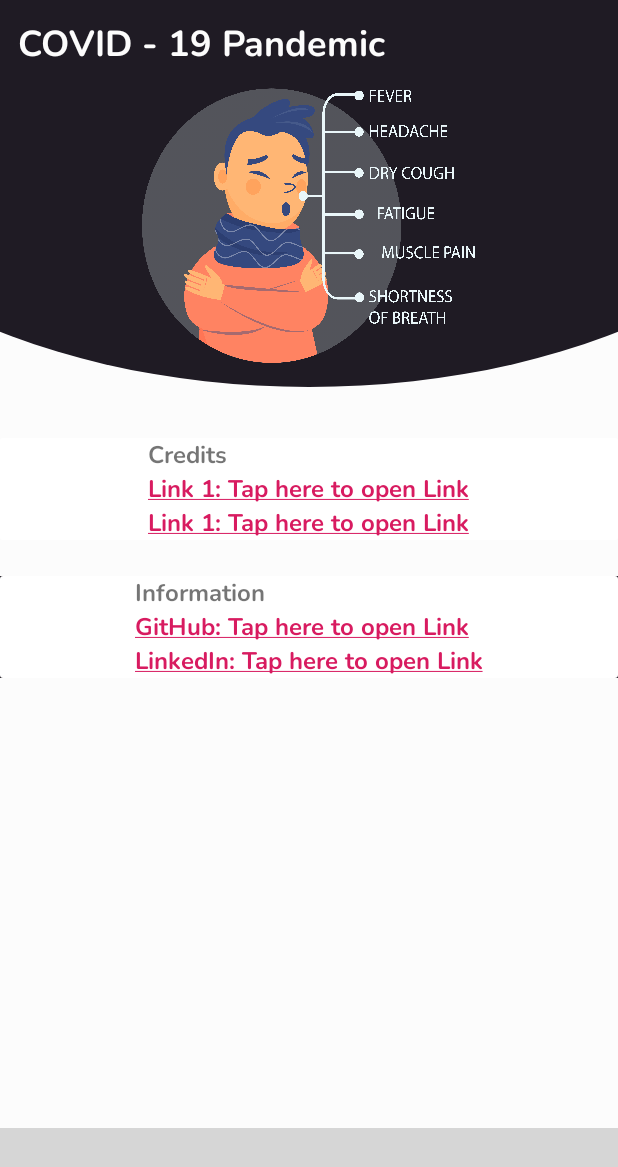
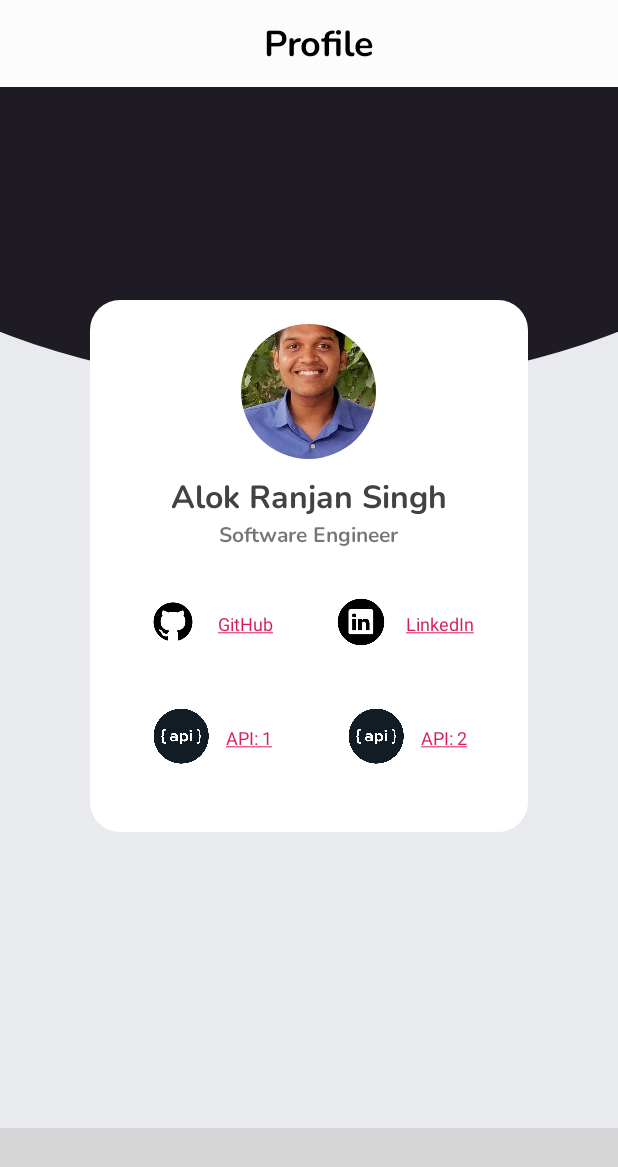
Before and after one commit to AlokRanjanSingh4/Pandemic, an Android app: the fragment ProfileFragment placed in its activity, on a phone screen of 412 x 824 dp. Shown: the top 1167 px of the screen. Run offline under Robolectric (Android 15) with nearby library versions, the phone set to English and light mode, and no system bars; our stand-ins replace CircleImageView, Volley; libraries missing offline, so code that uses them is left out: com.ismaeldivita.chipnavigation; plain views replace ChipNavigationBar; network calls fail; 2 statements that could not run were skipped; grey boxes are pictures that could not be loaded.

Commit message:
Commit New 2

```diff
--- a/app/build.gradle
+++ b/app/build.gradle
@@ -36,4 +36,5 @@ dependencies {
     implementation 'com.github.arimorty:floatingsearchview:2.1.1'
     implementation 'com.squareup.picasso:picasso:2.71828'
     implementation 'androidx.cardview:cardview:1.0.0'
+    implementation 'de.hdodenhof:circleimageview:3.1.0'
 }
--- a/app/src/main/java/com/alok/pandemic/CountryFragment.java
+++ b/app/src/main/java/com/alok/pandemic/CountryFragment.java
@@ -84,6 +84,7 @@ public class CountryFragment extends Fragment {
         mList.setAdapter(adapter);
 
         getData(data_type, order_list);
+        //comment
 
         return root;
     }
--- a/app/src/main/java/com/alok/pandemic/HomeFragment.java
+++ b/app/src/main/java/com/alok/pandemic/HomeFragment.java
@@ -71,7 +71,6 @@ public class HomeFragment extends Fragment {
     }
 
     private String getDate(long milliSecond){
-        // Mon, 23 Mar 2020 02:01:04 PM
         SimpleDateFormat formatter = new SimpleDateFormat("EEE, dd MMM yyyy hh:mm:ss aaa");
 
         Calendar calendar= Calendar.getInstance();
--- a/app/src/main/java/com/alok/pandemic/ProfileFragment.java
+++ b/app/src/main/java/com/alok/pandemic/ProfileFragment.java
@@ -4,9 +4,11 @@ import android.os.Bundle;
 
 import androidx.fragment.app.Fragment;
 
+import android.text.method.LinkMovementMethod;
 import android.view.LayoutInflater;
 import android.view.View;
 import android.view.ViewGroup;
+import android.widget.TextView;
 
 
 /**
@@ -14,6 +16,7 @@ import android.view.ViewGroup;
  */
 public class ProfileFragment extends Fragment {
 
+    TextView t1, t2, t3, t4;
     public ProfileFragment() {
         // Required empty public constructor
     }
@@ -23,6 +26,16 @@ public class ProfileFragment extends Fragment {
     public View onCreateView(LayoutInflater inflater, ViewGroup container,
                              Bundle savedInstanceState) {
         // Inflate the layout for this fragment
-        return inflater.inflate(R.layout.fragment_profile, container, false);
+        View view = inflater.inflate(R.layout.fragment_profile, container, false);
+        t1 = view.findViewById(R.id.t1);
+        t1.setMovementMethod(LinkMovementMethod.getInstance());
+        t2 = view.findViewById(R.id.t2);
+        t2.setMovementMethod(LinkMovementMethod.getInstance());
+        t3 = view.findViewById(R.id.t3);
+        t3.setMovementMethod(LinkMovementMethod.getInstance());
+        t4 = view.findViewById(R.id.t4);
+        t4.setMovementMethod(LinkMovementMethod.getInstance());
+
+        return view;
     }
 }
--- /dev/null
+++ b/app/src/main/res/drawable/circularbordersolid.xml
@@ -0,0 +1,9 @@
+<?xml version="1.0" encoding="utf-8"?>
+<selector xmlns:android="http://schemas.android.com/apk/res/android">
+    <item>
+        <shape android:shape="rectangle">
+            <solid android:color="#ffffff" />
+            <corners android:radius="20dp" />
+        </shape>
+    </item>
+</selector>
--- /dev/null
+++ b/app/src/main/res/drawable/ic_call_24dp.xml
@@ -0,0 +1,10 @@
+<vector xmlns:android="http://schemas.android.com/apk/res/android"
+    android:width="24dp"
+    android:height="24dp"
+    android:tint="#293859"
+    android:viewportWidth="24.0"
+    android:viewportHeight="24.0">
+    <path
+        android:fillColor="#FF000000"
+        android:pathData="M6.62,10.79c1.44,2.83 3.76,5.14 6.59,6.59l2.2,-2.2c0.27,-0.27 0.67,-0.36 1.02,-0.24 1.12,0.37 2.33,0.57 3.57,0.57 0.55,0 1,0.45 1,1V20c0,0.55 -0.45,1 -1,1 -9.39,0 -17,-7.61 -17,-17 0,-0.55 0.45,-1 1,-1h3.5c0.55,0 1,0.45 1,1 0,1.25 0.2,2.45 0.57,3.57 0.11,0.35 0.03,0.74 -0.25,1.02l-2.2,2.2z" />
+</vector>
--- /dev/null
+++ b/app/src/main/res/drawable/ic_email_24dp.xml
@@ -0,0 +1,5 @@
+<vector android:height="24dp" android:tint="#293859"
+    android:viewportHeight="24.0" android:viewportWidth="24.0"
+    android:width="24dp" xmlns:android="http://schemas.android.com/apk/res/android">
+    <path android:fillColor="#FF000000" android:pathData="M20,4L4,4c-1.1,0 -1.99,0.9 -1.99,2L2,18c0,1.1 0.9,2 2,2h16c1.1,0 2,-0.9 2,-2L22,6c0,-1.1 -0.9,-2 -2,-2zM20,8l-8,5 -8,-5L4,6l8,5 8,-5v2z"/>
+</vector>
--- /dev/null
+++ b/app/src/main/res/drawable/ic_location_24dp.xml
@@ -0,0 +1,5 @@
+<vector android:height="24dp" android:tint="#293859"
+    android:viewportHeight="24.0" android:viewportWidth="24.0"
+    android:width="24dp" xmlns:android="http://schemas.android.com/apk/res/android">
+    <path android:fillColor="#FF000000" android:pathData="M12,2C8.13,2 5,5.13 5,9c0,5.25 7,13 7,13s7,-7.75 7,-13c0,-3.87 -3.13,-7 -7,-7zM12,11.5c-1.38,0 -2.5,-1.12 -2.5,-2.5s1.12,-2.5 2.5,-2.5 2.5,1.12 2.5,2.5 -1.12,2.5 -2.5,2.5z"/>
+</vector>
--- /dev/null
+++ b/app/src/main/res/drawable/ic_notifications_white_24dp.xml
@@ -0,0 +1,5 @@
+<vector android:height="24dp" android:tint="#FFFFFF"
+    android:viewportHeight="24.0" android:viewportWidth="24.0"
+    android:width="24dp" xmlns:android="http://schemas.android.com/apk/res/android">
+    <path android:fillColor="#FF000000" android:pathData="M12,22c1.1,0 2,-0.9 2,-2h-4c0,1.1 0.89,2 2,2zM18,16v-5c0,-3.07 -1.64,-5.64 -4.5,-6.32L13.5,4c0,-0.83 -0.67,-1.5 -1.5,-1.5s-1.5,0.67 -1.5,1.5v0.68C7.63,5.36 6,7.92 6,11v5l-2,2v1h16v-1l-2,-2z"/>
+</vector>
--- a/app/src/main/res/layout/fragment_country.xml
+++ b/app/src/main/res/layout/fragment_country.xml
@@ -13,13 +13,14 @@
         android:layout_height="wrap_content">
 
         <TextView
-            android:text="@string/covid_19_pandemic"
+            android:text="Pandemic Countries"
             android:textColor="#000"
             android:textSize="24sp"
+            android:gravity="center_horizontal"
             android:layout_marginStart="12dp"
             android:layout_marginTop="12dp"
             android:layout_marginBottom="12dp"
-            android:layout_width="wrap_content"
+            android:layout_width="match_parent"
             android:layout_height="wrap_content"
             android:fontFamily="@font/nunito_bold" />
     </RelativeLayout>
--- a/app/src/main/res/layout/fragment_home.xml
+++ b/app/src/main/res/layout/fragment_home.xml
@@ -17,10 +17,11 @@
             android:text="@string/covid_19_pandemic"
             android:textColor="#000"
             android:textSize="24sp"
+            android:gravity="center_horizontal"
             android:layout_marginStart="12dp"
             android:layout_marginTop="12dp"
             android:layout_marginBottom="12dp"
-            android:layout_width="wrap_content"
+            android:layout_width="match_parent"
             android:layout_height="wrap_content"
             android:fontFamily="@font/nunito_bold" />
     </RelativeLayout>
@@ -178,6 +179,4 @@
         android:indeterminate="true"
         android:indeterminateDrawable="@drawable/progress" />
 
-
-
 </RelativeLayout>
--- a/app/src/main/res/layout/fragment_profile.xml
+++ b/app/src/main/res/layout/fragment_profile.xml
@@ -3,26 +3,29 @@
     xmlns:tools="http://schemas.android.com/tools"
     android:layout_width="match_parent"
     android:layout_height="match_parent"
-    android:background="#fcfcfc"
+    xmlns:app="http://schemas.android.com/apk/res-auto"
+    android:background="#E9EAEE"
     tools:context=".ProfileFragment">
 
     <RelativeLayout
-        android:background="#1F1B24"
+        android:background="#fcfcfc"
         android:id="@+id/text"
         android:layout_width="match_parent"
         android:layout_height="wrap_content">
 
         <TextView
-            android:text="@string/covid_19_pandemic"
-            android:textColor="#fcfcfc"
+            android:text="@string/profile"
+            android:textColor="#000"
             android:textSize="24sp"
+            android:gravity="center_horizontal"
             android:layout_marginStart="12dp"
             android:layout_marginTop="12dp"
             android:layout_marginBottom="12dp"
-            android:layout_width="wrap_content"
+            android:layout_width="match_parent"
             android:layout_height="wrap_content"
             android:fontFamily="@font/nunito_bold" />
     </RelativeLayout>
+
 
     <RelativeLayout
         android:layout_below="@id/text"
@@ -30,110 +33,206 @@
         android:layout_width="match_parent"
         android:layout_height="200dp"
         android:background="@drawable/top_r">
-
-        <ImageView
-            android:layout_width="match_parent"
-            android:layout_height="184dp"
-            android:src="@drawable/corona"
-            android:scaleType="centerInside"
-            tools:ignore="ContentDescription" />
     </RelativeLayout>
 
-    <RelativeLayout
-        android:id="@+id/lisnks"
-        android:layout_marginTop="34dp"
-        android:layout_below="@id/logo"
-        android:layout_width="wrap_content"
-        android:layout_height="wrap_content">
+
+    <LinearLayout
+        android:layout_marginLeft="60dp"
+        android:layout_marginRight="60dp"
+        android:layout_marginTop="200dp"
+        android:layout_width="match_parent"
+        android:layout_height="wrap_content"
+        android:background="@drawable/circularbordersolid"
+        android:gravity="center_horizontal"
+        android:orientation="vertical"
+        android:padding="16dp">
 
         <androidx.cardview.widget.CardView
-            android:background="#1F1B24"
-            android:layout_width="match_parent"
-            android:layout_height="wrap_content">
+            android:layout_width="150dp"
+            android:layout_height="90dp"
+            app:cardCornerRadius="6dp"
+            app:cardElevation="0dp">
+
+            <de.hdodenhof.circleimageview.CircleImageView
+                android:layout_width="150dp"
+                android:layout_height="90dp"
+                android:scaleType="centerCrop"
+                android:src="@drawable/pr" />
+
+        </androidx.cardview.widget.CardView>
 
         <LinearLayout
-                android:layout_gravity="center"
             android:layout_width="wrap_content"
             android:layout_height="wrap_content"
             android:orientation="vertical">
             <TextView
-                    android:text="Credits"
-                    android:paddingLeft="8dp"
-                    android:textSize="16sp"
+                android:layout_width="wrap_content"
+                android:layout_height="wrap_content"
+                android:layout_marginTop="10dp"
                 android:fontFamily="@font/nunito_bold"
+                android:text="Alok Ranjan Singh"
+                android:layout_gravity="center_horizontal"
+                android:textColor="#424242"
+                android:textSize="21sp"
+                android:textStyle="bold" />
+
+            <TextView
+                android:layout_gravity="center_horizontal"
                 android:layout_width="wrap_content"
-                    android:layout_height="wrap_content"/>
+                android:layout_height="wrap_content"
+                android:fontFamily="@font/nunito_bold"
+                android:text="Software Engineer"
+                android:textSize="14sp" />
+
+
+        </LinearLayout>
+
+    <LinearLayout
+        android:orientation="vertical"
+        android:layout_width="match_parent"
+        android:layout_height="wrap_content"
+        android:layout_marginTop="10dp"
+        android:paddingBottom="10dp">
+
+        <LinearLayout
+            android:layout_width="match_parent"
+            android:layout_height="wrap_content"
+            android:layout_marginTop="10dp"
+            android:paddingBottom="10dp">
+
+            <LinearLayout
+                android:layout_width="wrap_content"
+                android:layout_height="wrap_content"
+                android:layout_weight="2"
+                android:gravity="center"
+                android:padding="8dp">
+
+                <ImageView
+                    android:layout_width="40dp"
+                    android:layout_height="40dp"
+                    android:background="@drawable/git"
+                    android:padding="10dp" />
+
+                <LinearLayout
+                    android:layout_width="wrap_content"
+                    android:layout_height="wrap_content"
+                    android:layout_marginLeft="10dp"
+                    android:orientation="vertical">
+
                     <TextView
-                    android:paddingLeft="8dp"
-                    android:paddingRight="8dp"
-                    android:text="@string/link1"
-                    android:textSize="16sp"
-                    android:fontFamily="@font/nunito_bold"
+                        android:id="@+id/t1"
                         android:layout_width="wrap_content"
-                    android:layout_height="wrap_content"/>
+                        android:layout_height="wrap_content"
+                        android:layout_marginTop="2dp"
+                        android:text="@string/link3"
+                        android:textSize="12sp" />
+                </LinearLayout>
+            </LinearLayout>
+
+            <LinearLayout
+                android:layout_width="wrap_content"
+                android:layout_height="wrap_content"
+                android:layout_weight="2"
+                android:gravity="center"
+                android:padding="8dp">
+
+                <ImageView
+                    android:layout_width="40dp"
+                    android:layout_height="40dp"
+                    android:background="@drawable/lin"
+                    android:padding="10dp"/>
+
+                <LinearLayout
+                    android:layout_width="wrap_content"
+                    android:layout_height="wrap_content"
+                    android:layout_marginLeft="10dp"
+                    android:orientation="vertical">
                     <TextView
-                    android:paddingLeft="8dp"
-                    android:paddingRight="8dp"
-                    android:text="@string/link1"
-                    android:textSize="16sp"
-                    android:fontFamily="@font/nunito_bold"
+                        android:id="@+id/t2"
                         android:layout_width="wrap_content"
-                    android:layout_height="wrap_content"/>
+                        android:layout_height="wrap_content"
+                        android:layout_marginTop="2dp"
+                        android:text="@string/link4"
+                        android:textSize="12sp" />
+                </LinearLayout>
+            </LinearLayout>
+
         </LinearLayout>
 
 
 
-        </androidx.cardview.widget.CardView>
-
-    </RelativeLayout>
-
-    <RelativeLayout
-        android:background="#1F1B24"
-        android:layout_marginTop="24dp"
-        android:layout_below="@id/lisnks"
-        android:layout_width="wrap_content"
-        android:layout_height="wrap_content">
-
-        <androidx.cardview.widget.CardView
-            android:background="#1F1B24"
+        <LinearLayout
             android:layout_width="match_parent"
-            android:layout_height="wrap_content">
+            android:layout_height="wrap_content"
+            android:layout_marginTop="10dp"
+            android:paddingBottom="10dp">
 
             <LinearLayout
-                android:layout_gravity="center"
                 android:layout_width="wrap_content"
                 android:layout_height="wrap_content"
+                android:layout_weight="2"
+                android:gravity="center"
+                android:padding="8dp">
+
+                <ImageView
+                    android:layout_width="40dp"
+                    android:layout_height="40dp"
+                    android:background="@drawable/api"
+                    android:padding="10dp" />
+
+                <LinearLayout
+                    android:layout_width="wrap_content"
+                    android:layout_height="wrap_content"
+                    android:layout_marginLeft="10dp"
+                    android:orientation="vertical">
+
+                    <TextView
+                        android:id="@+id/t3"
+                        android:layout_width="wrap_content"
+                        android:layout_height="wrap_content"
+                        android:layout_marginTop="2dp"
+                        android:text="@string/link1"
+                        android:textSize="12sp" />
+                </LinearLayout>
+            </LinearLayout>
+
+            <LinearLayout
+                android:layout_width="wrap_content"
+                android:layout_height="wrap_content"
+                android:layout_weight="2"
+                android:gravity="center"
+                android:padding="8dp">
+
+                <ImageView
+                    android:layout_width="40dp"
+                    android:layout_height="40dp"
+                    android:background="@drawable/api"
+                    android:padding="10dp"/>
+
+                <LinearLayout
+                    android:layout_width="wrap_content"
+                    android:layout_height="wrap_content"
+                    android:layout_marginLeft="10dp"
                     android:orientation="vertical">
                     <TextView
-                    android:text="Information"
-                    android:paddingLeft="8dp"
-                    android:textSize="16sp"
-                    android:fontFamily="@font/nunito_bold"
+                        android:id="@+id/t4"
                         android:layout_width="wrap_content"
-                    android:layout_height="wrap_content"/>
-                <TextView
-                    android:paddingLeft="8dp"
-                    android:paddingRight="8dp"
-                    android:text="@string/link3"
-                    android:textSize="16sp"
-                    android:fontFamily="@font/nunito_bold"
-                    android:layout_width="wrap_content"
-                    android:layout_height="wrap_content"/>
-                <TextView
-                    android:paddingLeft="8dp"
-                    android:paddingRight="8dp"
-                    android:text="@string/link4"
-                    android:textSize="16sp"
-                    android:fontFamily="@font/nunito_bold"
-                    android:layout_width="wrap_content"
-                    android:layout_height="wrap_content"/>
+                        android:layout_height="wrap_content"
+                        android:layout_marginTop="2dp"
+                        android:text="@string/link2"
+                        android:textSize="12sp" />
+                </LinearLayout>
+            </LinearLayout>
+
         </LinearLayout>
 
 
 
-        </androidx.cardview.widget.CardView>
 
-    </RelativeLayout>
+    </LinearLayout>
+
+    </LinearLayout>
+
 
 
 </RelativeLayout>
--- a/app/src/main/res/layout/item_list.xml
+++ b/app/src/main/res/layout/item_list.xml
@@ -21,7 +21,7 @@
 
             <ImageView
                 android:id="@+id/main_country_image"
-                android:layout_width="71dp"
+                android:layout_width="80dp"
                 android:layout_height="match_parent" />
 
             <LinearLayout
--- a/app/src/main/res/values/colors.xml
+++ b/app/src/main/res/values/colors.xml
@@ -9,4 +9,11 @@
     <color name="colorTotalConfirmed">#e60000</color>
     <color name="colorTotalDeaths">#999999</color>
     <color name="colorTotalRecovered">#7bb974</color>
+
+    <color name="white">#ffffff</color>
+    <color name="grey">#E9EAEE</color>
+    <color name="yellow">#F8BA0F</color>
+    <color name="goodgrey">#535353</color>
+    <color name="blue">#293859</color>
+    <color name="lightgrey">#EEEEEE</color>
 </resources>
--- a/app/src/main/res/values/strings.xml
+++ b/app/src/main/res/values/strings.xml
@@ -3,14 +3,20 @@
     <string name="home">Home</string>
     <string name="countries">Countries</string>
     <string name="profile">Profile</string>
-    <string name="link1"><a href="https://corona.lmao.ninja/v2/all">Link 1: Tap here to open Link</a></string>
-    <string name="link2"><a href="https://covid19api.herokuapp.com/">Link 2: Tap here to open Link</a></string>
-    <string name="link3"><a href="http://github.com/AlokRanjanSingh4">GitHub: Tap here to open Link</a></string>
-    <string name="link4"><a href="http://linkedin.com/in/alok-ranjan-singh-b7847a17a">LinkedIn: Tap here to open Link</a></string>
+    <string name="link1"><a href="https://corona.lmao.ninja/">API: 1</a></string>
+    <string name="link2"><a href="https://covid19api.herokuapp.com/">API: 2</a></string>
+    <string name="link3"><a href="http://github.com/AlokRanjanSingh4">GitHub</a></string>
+    <string name="link4"><a href="http://linkedin.com/in/alok-ranjan-singh-b7847a17a">LinkedIn</a></string>
 
+    <string name="job_success">Job Success</string>
+    <string name="ui_ux_designer">UI/UX Designer</string>
+    <string name="my_desc">Doing at the sweet spot between aesthetics and elegance to give life to your brand.My opinion belong to nobody but myself.</string>
+    <string name="about_me">About Me</string>
+    <string name="contact">Contact</string>
+    <string name="skills">Skills</string>
+    <string name="ratings">Star Ratings</string>
+    <string name="samplereview">Lorem ipsum dolor sit amet, consectetur adipiscing elit. Donec pretium bibendum sapien, ut euismod massa. Duis convallis sem sed turpis elementum auctor.</string>
 
-
-    <!-- TODO: Remove or change this placeholder text -->
     <string name="hello_blank_fragment">Hello blank fragment</string>
     <string name="covid_19_pandemic">COVID - 19 Pandemic</string>
     <string name="total_death">Total Death</string>
```
Also changed, not shown: app/src/main/res/drawable/api.png (added), app/src/main/res/drawable/git.png (added), app/src/main/res/drawable/lin.png (added), app/src/main/res/drawable/link.png (added), app/src/main/res/drawable/pr.jpg (added). Lines whose indentation alone changed are shown as unchanged.
